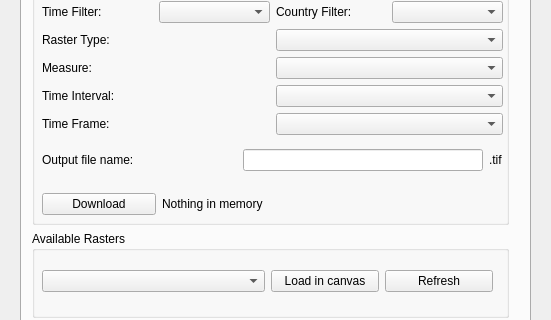
Old version of the form wap_plugin_dialog_base.ui in the repository WAGIS/wap_plugin; both pictures show x 0 to 551 and y 113 to 433 of the 551 by 623 pixel window.
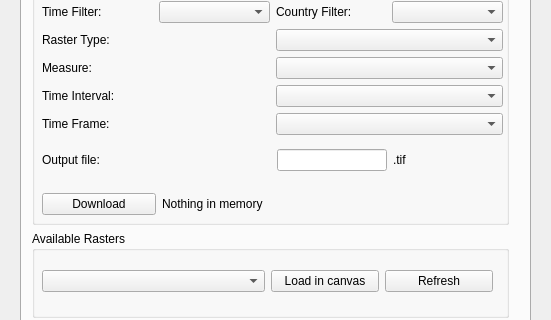
New version of the form. Custom widgets are drawn as their Qt base class.

Commit message: UI modiffied to integrate a file explorer to select the layer workspace

```diff
--- a/wap_plugin_dialog_base.ui
+++ b/wap_plugin_dialog_base.ui
@@ -282,14 +282,20 @@
               </layout>
              </item>
              <item>
-              <layout class="QHBoxLayout" name="horizontalLayout_11">
+              <layout class="QHBoxLayout" name="horizontalLayout_11" stretch="1,3,2,2">
+               <property name="sizeConstraint">
+                <enum>QLayout::SetDefaultConstraint</enum>
+               </property>
                <item>
                 <widget class="QLabel" name="label">
                  <property name="text">
-                  <string>Output file name:                               </string>
+                  <string>Output file:</string>
                  </property>
                 </widget>
                </item>
+               <item>
+                <widget class="QgsFileWidget" name="fileExplorer"/>
+               </item>
                <item>
                 <widget class="QLineEdit" name="outputRasterName"/>
                </item>
@@ -617,6 +623,13 @@
    </layout>
   </widget>
  </widget>
+ <customwidgets>
+  <customwidget>
+   <class>QgsFileWidget</class>
+   <extends>QWidget</extends>
+   <header>qgsfilewidget.h</header>
+  </customwidget>
+ </customwidgets>
  <resources/>
  <connections/>
 </ui>
```
